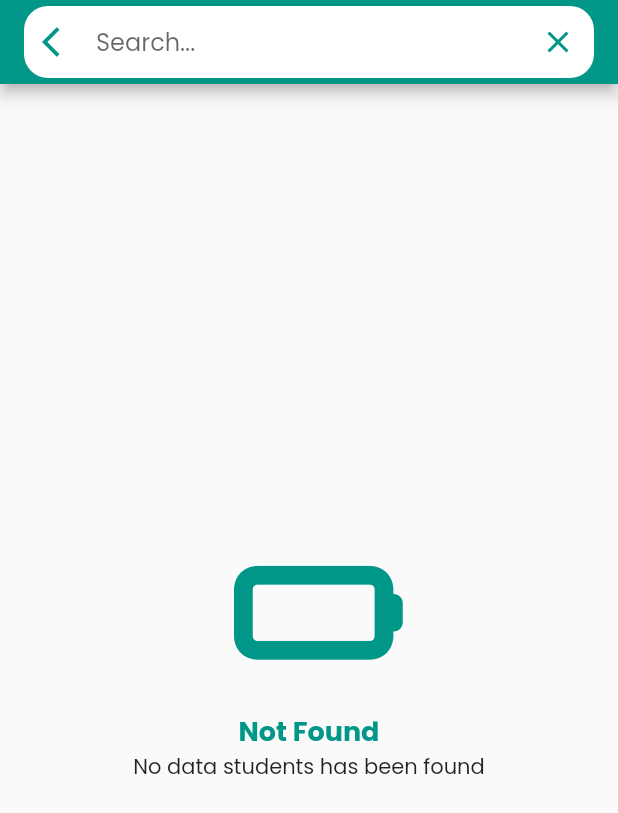
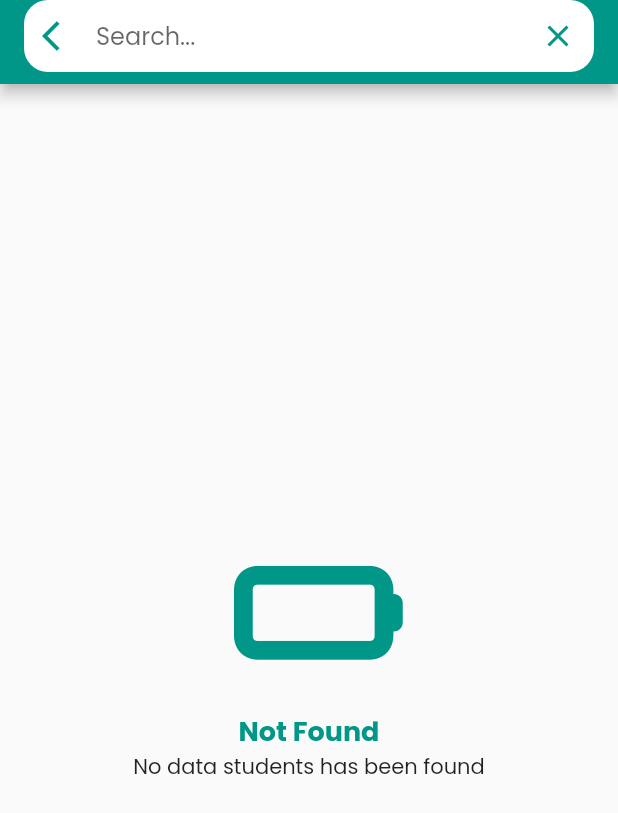
Before and after one commit to dikawardaniTrainer/sekolahku-flutter, a Flutter app: the StudentSearchPage screen opened by its route, on a phone screen of 412 x 824 dp. Shown: the top 813 px of the screen. Run offline on Flutter 3.47's test engine with Material 2 defaults, Android fonts, the phone set to English and light mode, and no system bars; our stand-ins replace flutter_native_splash, flutter_slidable, font_awesome_flutter, hexcolor, shared_preferences, sprintf and 1 more; missing offline and left inert: android_intent_plus; accounts and stored records are empty.

Commit message:
fix search_bar.dart

```diff
--- a/lib/widgets/search_bar.dart
+++ b/lib/widgets/search_bar.dart
@@ -25,7 +25,9 @@ class _SearchBarState extends State<SearchBar> {
 
   @override
   Widget build(BuildContext context) {
-    return Container(
+    return Padding(
+      padding: const EdgeInsets.only(bottom: DimenRes.size_8),
+      child: Container(
           width: double.infinity,
           alignment: Alignment.center,
           decoration: BoxDecoration(
@@ -48,6 +50,7 @@ class _SearchBarState extends State<SearchBar> {
                 border: InputBorder.none
             ),
           )
+      ),
     );
   }
 }
```
Lines whose indentation alone changed are shown as unchanged.
